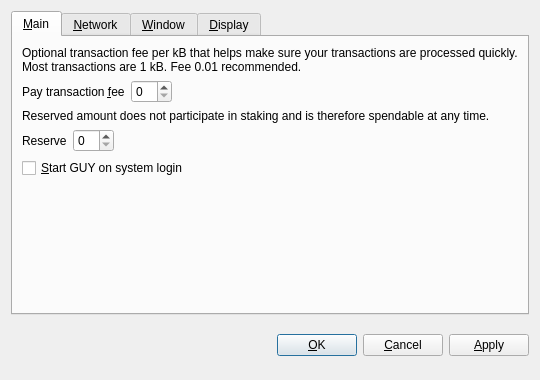
Above: src/qt/forms/optionsdialog.ui from spayse/uh before the change. Below: the same form after it.
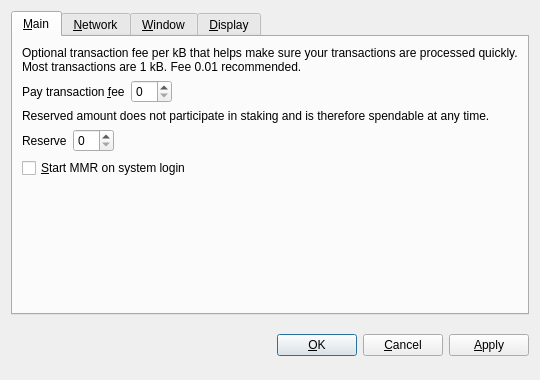
That is the form after the change. Custom widgets are drawn as their Qt base class.

```diff
--- a/src/qt/forms/optionsdialog.ui
+++ b/src/qt/forms/optionsdialog.ui
@@ -128,7 +128,7 @@
           <string>Automatically start GUY after logging in to the system.</string>
          </property>
          <property name="text">
-          <string>&amp;Start GUY on system login</string>
+          <string>&amp;Start MMR on system login</string>
          </property>
         </widget>
        </item>
```
Left out of the diff: 8 changed lines with no effect on the pictures.
